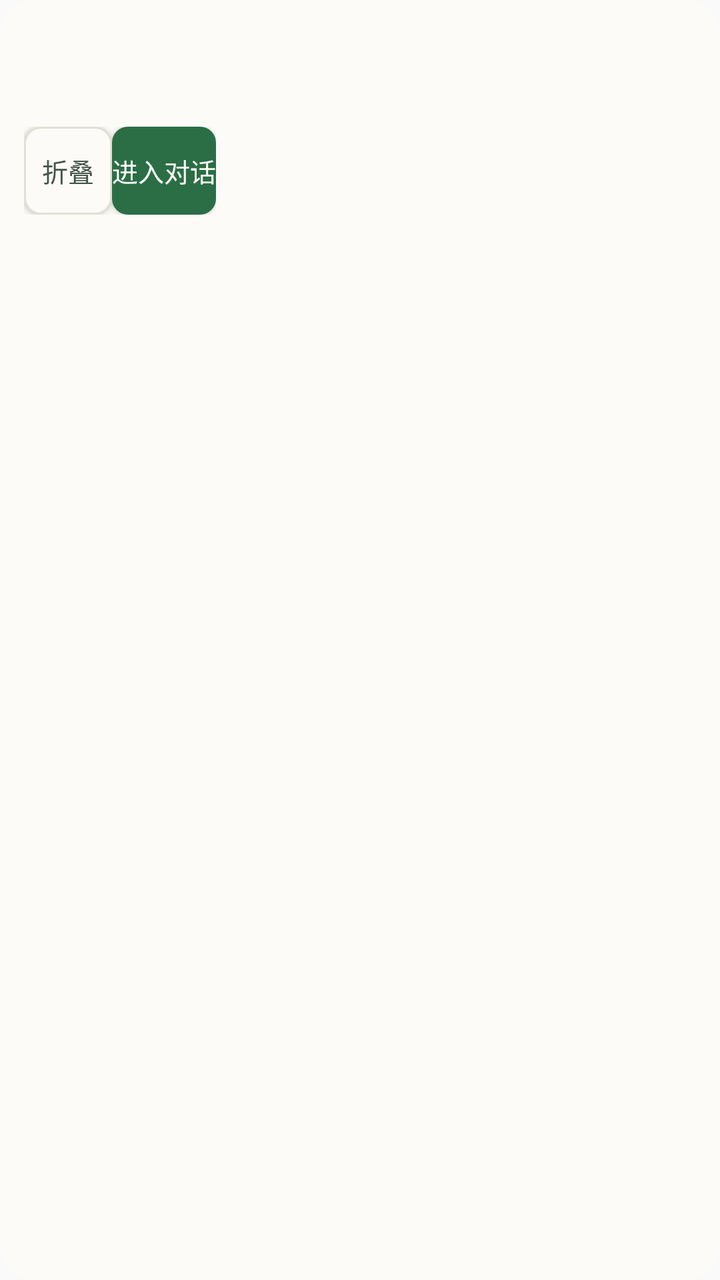
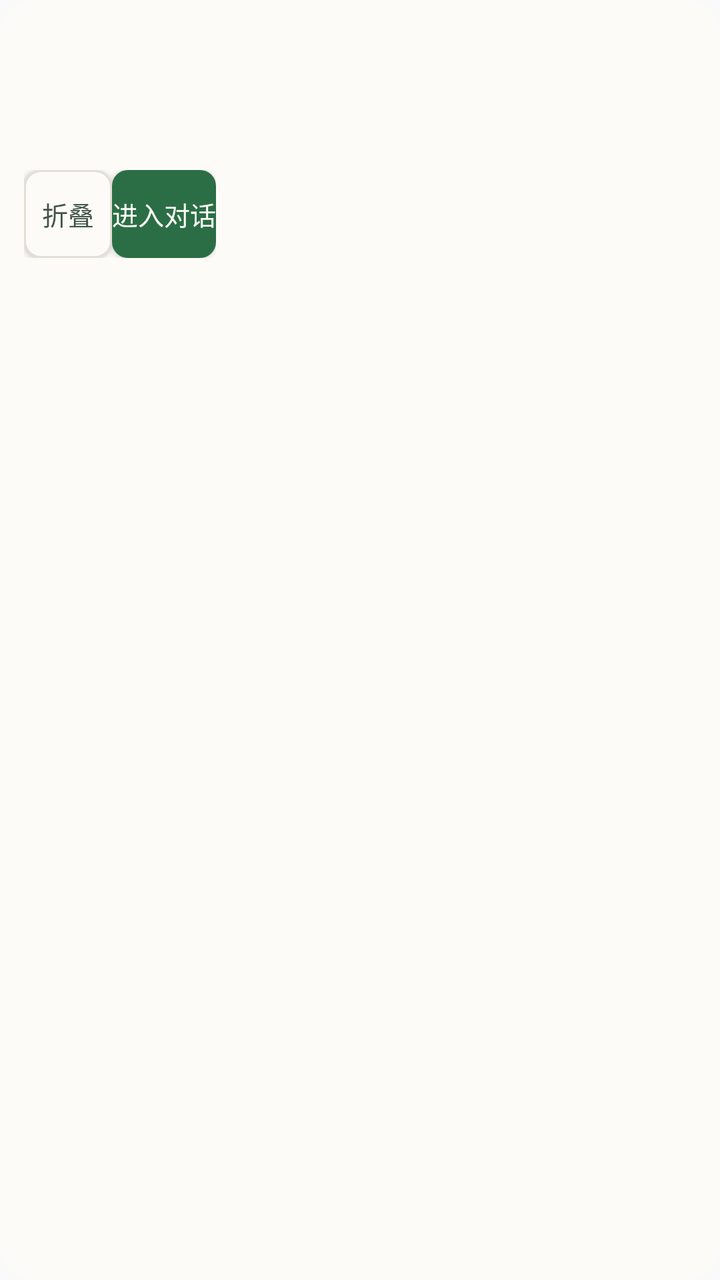

Two renders of the same Android screen: before a commit and after it. Below are the layout's source before the change and the commit's diff.
<!-- AndroidManifest.xml: application theme Theme.TreeLearn -->
<!-- res/layout/view_node_popup.xml -->
<?xml version="1.0" encoding="utf-8"?>
<LinearLayout xmlns:android="http://schemas.android.com/apk/res/android"
    android:layout_width="wrap_content"
    android:layout_height="wrap_content"
    android:background="@drawable/bg_card"
    android:orientation="vertical"
    android:padding="@dimen/space_s3">

    <TextView
        android:id="@+id/node_popup_title"
        android:layout_width="wrap_content"
        android:layout_height="wrap_content"
        android:ellipsize="end"
        android:maxLines="2"
        android:textColor="@color/tl_ink"
        android:textSize="@dimen/text_h2" />

    <TextView
        android:id="@+id/node_popup_unread"
        android:layout_width="wrap_content"
        android:layout_height="wrap_content"
        android:paddingTop="@dimen/space_s1"
        android:textColor="@color/tl_amber"
        android:textSize="@dimen/text_sm" />

    <LinearLayout
        android:layout_width="wrap_content"
        android:layout_height="wrap_content"
        android:orientation="horizontal"
        android:paddingTop="@dimen/space_s2">

        <Button
            android:id="@+id/node_popup_fold"
            android:layout_width="wrap_content"
            android:layout_height="wrap_content"
            android:background="@drawable/bg_button_ghost"
            android:minHeight="@dimen/touch_min"
            android:minWidth="@dimen/touch_min"
            android:text="@string/tree_fold"
            android:textColor="@color/tl_ink2"
            android:textSize="@dimen/text_sm" />

        <Button
            android:id="@+id/node_popup_open"
            android:layout_width="wrap_content"
            android:layout_height="wrap_content"
            android:background="@drawable/bg_button_primary"
            android:minHeight="@dimen/touch_min"
            android:minWidth="@dimen/touch_min"
            android:text="@string/tree_open"
            android:textColor="@color/tl_surface"
            android:textSize="@dimen/text_sm" />
    </LinearLayout>
</LinearLayout>
<!-- resources referenced by this layout -->
<resources>
  <color name="tl_amber">#B05108</color>
  <color name="tl_ink">#16241C</color>
  <color name="tl_ink2">#435449</color>
  <color name="tl_surface">#FCFBF8</color>
  <dimen name="space_s1">4dp</dimen>
  <dimen name="space_s2">8dp</dimen>
  <dimen name="space_s3">12dp</dimen>
  <dimen name="text_h2">16sp</dimen>
  <dimen name="text_sm">13sp</dimen>
  <dimen name="touch_min">44dp</dimen>
  <!-- drawable bg_button_ghost (drawable) -->
  <?xml version="1.0" encoding="utf-8"?>
  <selector xmlns:android="http://schemas.android.com/apk/res/android">
      <item android:state_pressed="true">
          <shape android:shape="rectangle">
              <solid android:color="@color/tl_green_faint" />
              <stroke android:width="@dimen/hairline" android:color="@color/tl_green" />
              <corners android:radius="@dimen/radius_sm" />
          </shape>
      </item>
      <item>
          <shape android:shape="rectangle">
              <solid android:color="@color/tl_surface" />
              <stroke android:width="@dimen/hairline" android:color="@color/tl_line" />
              <corners android:radius="@dimen/radius_sm" />
          </shape>
      </item>
  </selector>
  <!-- drawable bg_button_primary (drawable) -->
  <?xml version="1.0" encoding="utf-8"?>
  <selector xmlns:android="http://schemas.android.com/apk/res/android">
      <item android:state_enabled="false">
          <shape android:shape="rectangle">
              <solid android:color="@color/tl_line" />
              <corners android:radius="@dimen/radius_sm" />
          </shape>
      </item>
      <item android:state_pressed="true">
          <shape android:shape="rectangle">
              <solid android:color="@color/tl_green_deep" />
              <corners android:radius="@dimen/radius_sm" />
          </shape>
      </item>
      <item>
          <shape android:shape="rectangle">
              <solid android:color="@color/tl_green" />
              <corners android:radius="@dimen/radius_sm" />
          </shape>
      </item>
  </selector>
  <!-- drawable bg_card (drawable) -->
  <?xml version="1.0" encoding="utf-8"?>
  <shape xmlns:android="http://schemas.android.com/apk/res/android" android:shape="rectangle">
      <solid android:color="@color/tl_surface" />
      <corners android:radius="@dimen/radius_lg" />
  </shape>
  <string name="tree_fold">折叠</string>
  <string name="tree_open">进入对话</string>
  <style name="Theme.TreeLearn" parent="@android:style/Theme.Material.Light.NoActionBar">
          
          <item name="android:fontFamily">sans-serif</item>
          <item name="android:colorPrimary">@color/tl_green</item>
          <item name="android:colorPrimaryDark">@color/tl_green_deep</item>
          <item name="android:colorAccent">@color/tl_green</item>
          <item name="android:windowBackground">@color/tl_bg</item>
          <item name="android:textColorPrimary">@color/tl_ink</item>
          <item name="android:textColorSecondary">@color/tl_ink2</item>
          <item name="android:textColorHint">@color/tl_ink3</item>
          <item name="android:statusBarColor">@color/tl_bg</item>
          <item name="android:windowLightStatusBar">true</item>
          
      </style>
  <color name="tl_green_faint">#F0F7F1</color>
  <dimen name="hairline">1dp</dimen>
  <color name="tl_green">#2B6E45</color>
  <dimen name="radius_sm">8dp</dimen>
  <color name="tl_line">#E2DFD6</color>
  <color name="tl_green_deep">#164027</color>
  <dimen name="radius_lg">18dp</dimen>
  <color name="tl_bg">#F4F1EB</color>
  <color name="tl_ink3">#627067</color>
</resources>

<!-- the commit's change to res/layout/view_node_popup.xml (unified diff, before → after) -->
@@ -14,6 +14,16 @@
         android:maxLines="2"
         android:textColor="@color/tl_ink"
         android:textSize="@dimen/text_h2" />
+
+    <TextView
+        android:id="@+id/node_popup_summary"
+        android:layout_width="match_parent"
+        android:layout_height="wrap_content"
+        android:ellipsize="end"
+        android:maxLines="2"
+        android:paddingTop="@dimen/space_s1"
+        android:textColor="@color/tl_ink2"
+        android:textSize="@dimen/text_sm" />
 
     <TextView
         android:id="@+id/node_popup_unread"
